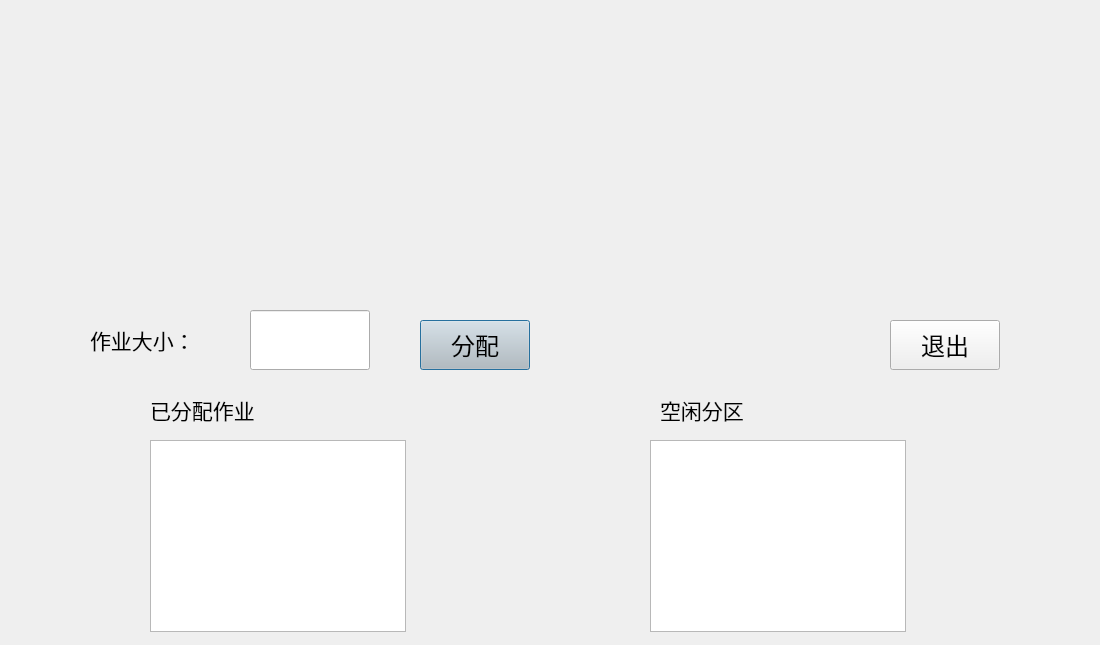
Qt form src/ui/QuickFitDialog/QuickFitDialog.ui (OWmess/DynamicPartition) before a commit.
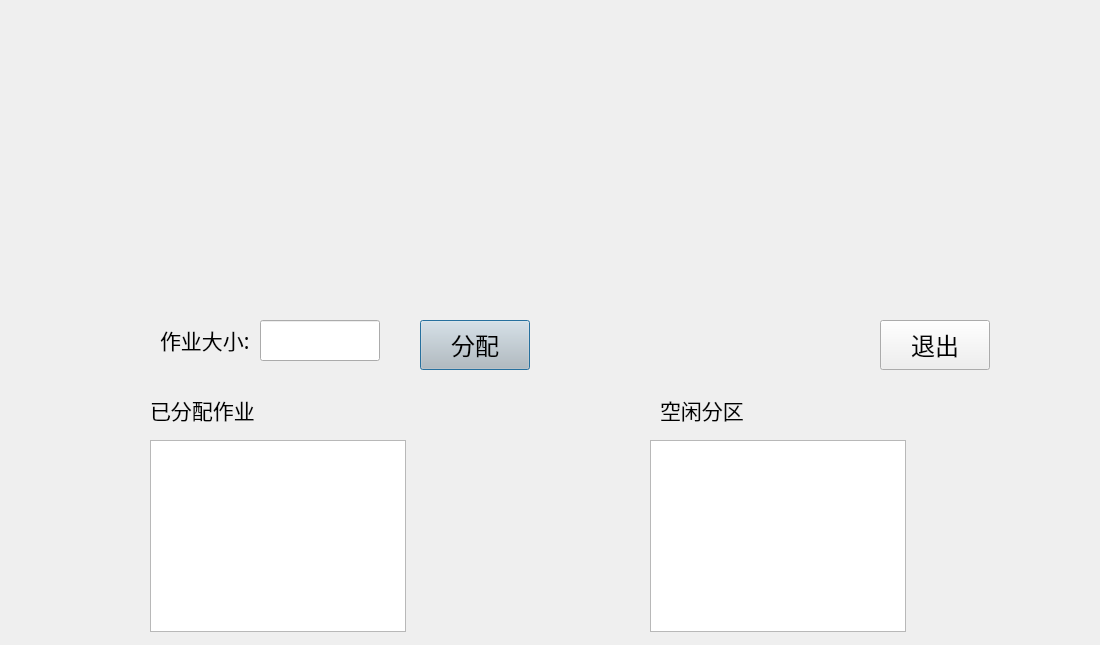
The same form after that commit.

Commit message: 修改快速分配ui

```diff
--- a/src/ui/QuickFitDialog/QuickFitDialog.ui
+++ b/src/ui/QuickFitDialog/QuickFitDialog.ui
@@ -16,10 +16,10 @@
   <widget class="QLineEdit" name="lineEdit">
    <property name="geometry">
     <rect>
-     <x>250</x>
-     <y>310</y>
+     <x>260</x>
+     <y>320</y>
      <width>120</width>
-     <height>60</height>
+     <height>41</height>
     </rect>
    </property>
    <property name="font">
@@ -32,9 +32,9 @@
   <widget class="QLabel" name="label">
    <property name="geometry">
     <rect>
-     <x>90</x>
+     <x>160</x>
      <y>310</y>
-     <width>120</width>
+     <width>91</width>
      <height>60</height>
     </rect>
    </property>
@@ -45,7 +45,7 @@
     </font>
    </property>
    <property name="text">
-    <string>作业大小：</string>
+    <string>作业大小:</string>
    </property>
   </widget>
   <widget class="QPushButton" name="bindButton">
@@ -73,7 +73,7 @@
   <widget class="QPushButton" name="exitButton">
    <property name="geometry">
     <rect>
-     <x>890</x>
+     <x>880</x>
      <y>320</y>
      <width>110</width>
      <height>50</height>
```
The commit also changes 1 other file.
